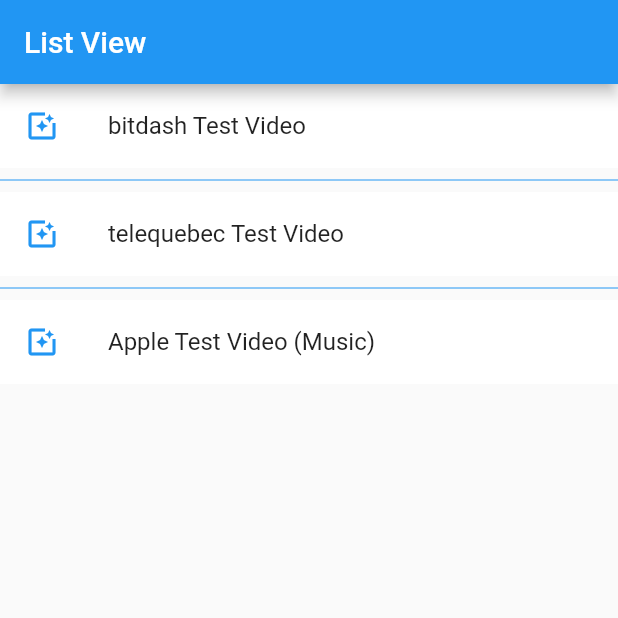
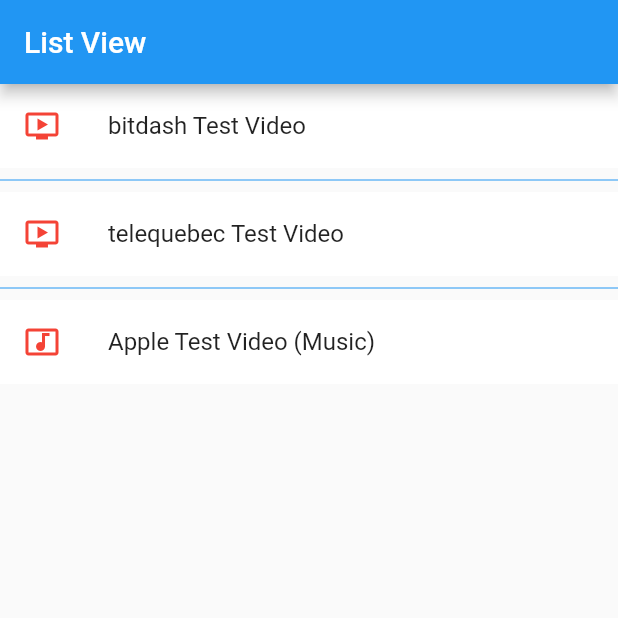
Before and after one commit to JUNKI555/flutter_practice05, a Flutter app: the screen it shows after launch, on a phone screen of 412 x 824 dp, the top half of it. Run offline on Flutter 3.47's test engine with Material 2 defaults, Android fonts, the phone set to English and light mode, and no system bars.

Commit message:
:construction: change category int to emum

```diff
--- /dev/null
+++ b/lib/core/app_code.dart
@@ -0,0 +1,4 @@
+enum ContentCategory {
+  video,
+  music,
+}
--- a/lib/entities/content.dart
+++ b/lib/entities/content.dart
@@ -1,3 +1,5 @@
+import '../core/app_code.dart';
+
 class Content {
   Content(
       {this.id,
@@ -11,7 +13,7 @@ class Content {
   factory Content.fromJson(Map<String, dynamic> json) {
     return Content(
       id: json['id'] as String,
-      category: json['category'] as int,
+      category: ContentCategory.values[json['category'] as int],
       title: json['title'] as String,
       outline: json['title'] as String,
       artist: json['title'] as String,
@@ -21,7 +23,7 @@ class Content {
   }
 
   final String id;
-  final int category;
+  final ContentCategory category;
   final String title;
   final String outline;
   final String artist;
--- a/lib/views/play_list.dart
+++ b/lib/views/play_list.dart
@@ -1,4 +1,5 @@
 import 'package:flutter/material.dart';
+import '../core/app_code.dart';
 import '../entities/content.dart';
 import '../view_models/list_view_model.dart';
 
@@ -25,7 +26,9 @@ class PlayList extends StatelessWidget {
                 itemCount: contents.length,
                 itemBuilder: (context, index) {
                   final listTile = ListTile(
-                    leading: const Icon(Icons.photo_filter, color: Colors.blue),
+                    leading: contents[index].category == ContentCategory.video
+                        ? const Icon(Icons.ondemand_video, color: Colors.red)
+                        : const Icon(Icons.music_video, color: Colors.red),
                     title: Text(contents[index].title),
                     onTap: () {
                       // do nothing
```
